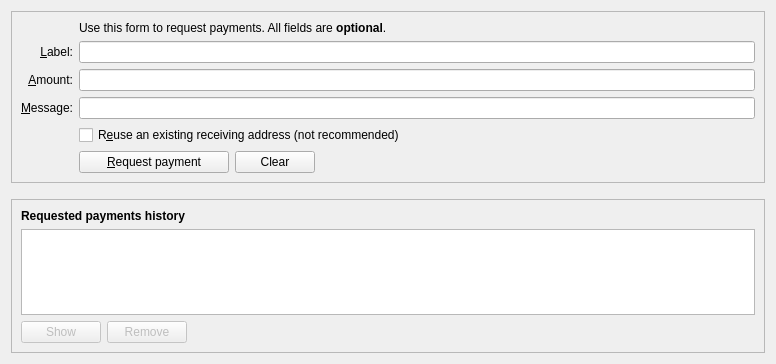
First picture: the form in src/qt/forms/receivecoinsdialog.ui, repository IXCore/IXCoin, before the edit.
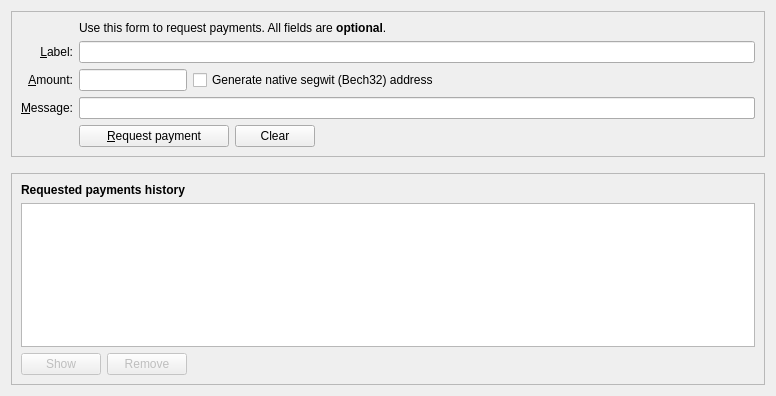
Second picture: the form after the edit. Icons and pictures are not drawn. Custom widgets are drawn as their Qt base class.

Diff of the .ui file:
```diff
--- a/src/qt/forms/receivecoinsdialog.ui
+++ b/src/qt/forms/receivecoinsdialog.ui
@@ -7,7 +7,7 @@
     <x>0</x>
     <y>0</y>
     <width>776</width>
-    <height>364</height>
+    <height>396</height>
    </rect>
   </property>
   <layout class="QVBoxLayout" name="verticalLayout" stretch="0,0,1">
@@ -28,20 +28,19 @@
      <layout class="QVBoxLayout" name="verticalLayout_3">
       <item>
        <layout class="QGridLayout" name="gridLayout">
-        <item row="7" column="2">
-         <widget class="QCheckBox" name="reuseAddress">
+        <item row="5" column="0">
+         <widget class="QLabel" name="label">
           <property name="toolTip">
-           <string>Reuse one of the previously used receiving addresses. Reusing addresses has security and privacy issues. Do not use this unless re-generating a payment request made before.</string>
+           <string>An optional amount to request. Leave this empty or zero to not request a specific amount.</string>
           </property>
           <property name="text">
-           <string>R&amp;euse an existing receiving address (not recommended)</string>
+           <string>&amp;Amount:</string>
           </property>
-         </widget>
-        </item>
-        <item row="7" column="0">
-         <widget class="QLabel" name="label_4">
-          <property name="text">
-           <string/>
+          <property name="alignment">
+           <set>Qt::AlignRight|Qt::AlignTrailing|Qt::AlignVCenter</set>
+          </property>
+          <property name="buddy">
+           <cstring>reqAmount</cstring>
           </property>
          </widget>
         </item>
@@ -98,36 +97,14 @@
           </property>
          </widget>
         </item>
-        <item row="5" column="0">
-         <widget class="QLabel" name="label">
+        <item row="6" column="2">
+         <widget class="QLineEdit" name="reqMessage">
           <property name="toolTip">
-           <string>An optional amount to request. Leave this empty or zero to not request a specific amount.</string>
+           <string>An optional message to attach to the payment request, which will be displayed when the request is opened. Note: The message will not be sent with the payment over the Ixcoin network.</string>
           </property>
-          <property name="text">
-           <string>&amp;Amount:</string>
-          </property>
-          <property name="alignment">
-           <set>Qt::AlignRight|Qt::AlignTrailing|Qt::AlignVCenter</set>
-          </property>
-          <property name="buddy">
-           <cstring>reqAmount</cstring>
-          </property>
          </widget>
         </item>
-        <item row="5" column="2">
-         <widget class="BitcoinAmountField" name="reqAmount">
-          <property name="minimumSize">
-           <size>
-            <width>80</width>
-            <height>0</height>
-           </size>
-          </property>
-          <property name="toolTip">
-           <string>An optional amount to request. Leave this empty or zero to not request a specific amount.</string>
-          </property>
-         </widget>
-        </item>
-        <item row="8" column="2">
+        <item row="7" column="2">
          <layout class="QHBoxLayout" name="horizontalLayout">
           <item>
            <widget class="QPushButton" name="receiveButton">
@@ -184,13 +161,80 @@
           </item>
          </layout>
         </item>
-        <item row="8" column="0">
+        <item row="7" column="0">
          <widget class="QLabel" name="label_7">
           <property name="text">
            <string/>
           </property>
          </widget>
         </item>
+        <item row="5" column="2">
+         <layout class="QHBoxLayout" name="horizontalLayout_6">
+          <item>
+           <widget class="BitcoinAmountField" name="reqAmount">
+            <property name="sizePolicy">
+             <sizepolicy hsizetype="Fixed" vsizetype="Fixed">
+              <horstretch>0</horstretch>
+              <verstretch>0</verstretch>
+             </sizepolicy>
+            </property>
+            <property name="minimumSize">
+             <size>
+              <width>80</width>
+              <height>0</height>
+             </size>
+            </property>
+            <property name="maximumSize">
+             <size>
+              <width>1000</width>
+              <height>100</height>
+             </size>
+            </property>
+            <property name="toolTip">
+             <string>An optional amount to request. Leave this empty or zero to not request a specific amount.</string>
+            </property>
+           </widget>
+          </item>
+          <item>
+           <widget class="QCheckBox" name="useBech32">
+            <property name="sizePolicy">
+             <sizepolicy hsizetype="Fixed" vsizetype="Fixed">
+              <horstretch>0</horstretch>
+              <verstretch>0</verstretch>
+             </sizepolicy>
+            </property>
+            <property name="maximumSize">
+             <size>
+              <width>1000</width>
+              <height>16777215</height>
+             </size>
+            </property>
+            <property name="focusPolicy">
+             <enum>Qt::StrongFocus</enum>
+            </property>
+            <property name="toolTip">
+             <string>Native segwit addresses (aka Bech32 or BIP-173) reduce your transaction fees later on and offer better protection against typos, but old wallets don't support them. When unchecked, an address compatible with older wallets will be created instead.</string>
+            </property>
+            <property name="text">
+             <string>Generate native segwit (Bech32) address</string>
+            </property>
+           </widget>
+          </item>
+          <item>
+           <spacer name="horizontalSpacer_3">
+            <property name="orientation">
+             <enum>Qt::Horizontal</enum>
+            </property>
+            <property name="sizeHint" stdset="0">
+             <size>
+              <width>0</width>
+              <height>0</height>
+             </size>
+            </property>
+           </spacer>
+          </item>
+         </layout>
+        </item>
        </layout>
       </item>
      </layout>
```
Left out of the diff: 3 changed lines with no effect on the pictures.
